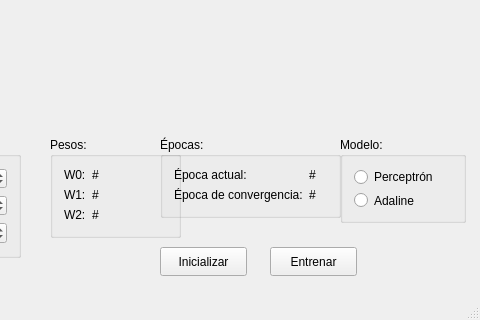
Above: mainwindow.ui from Adriantega12/Adaline before the change; both pictures show x 420 to 900 and y 320 to 640 of the 900 by 640 pixel window. Below: the same form after it.
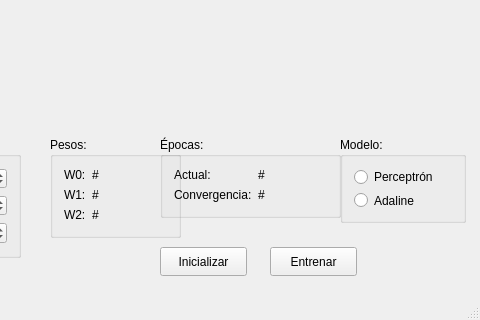
That is the form after the change. Custom widgets are drawn as their Qt base class.

Diff of the .ui file:
```diff
--- a/mainwindow.ui
+++ b/mainwindow.ui
@@ -218,7 +218,7 @@
      <item row="0" column="0">
       <widget class="QLabel" name="currentEpochLbl">
        <property name="text">
-        <string>Época actual:</string>
+        <string>Actual:</string>
        </property>
       </widget>
      </item>
@@ -232,7 +232,7 @@
      <item row="1" column="0">
       <widget class="QLabel" name="convergenceEpochLbl">
        <property name="text">
-        <string>Época de convergencia:</string>
+        <string>Convergencia:</string>
        </property>
       </widget>
      </item>
```
